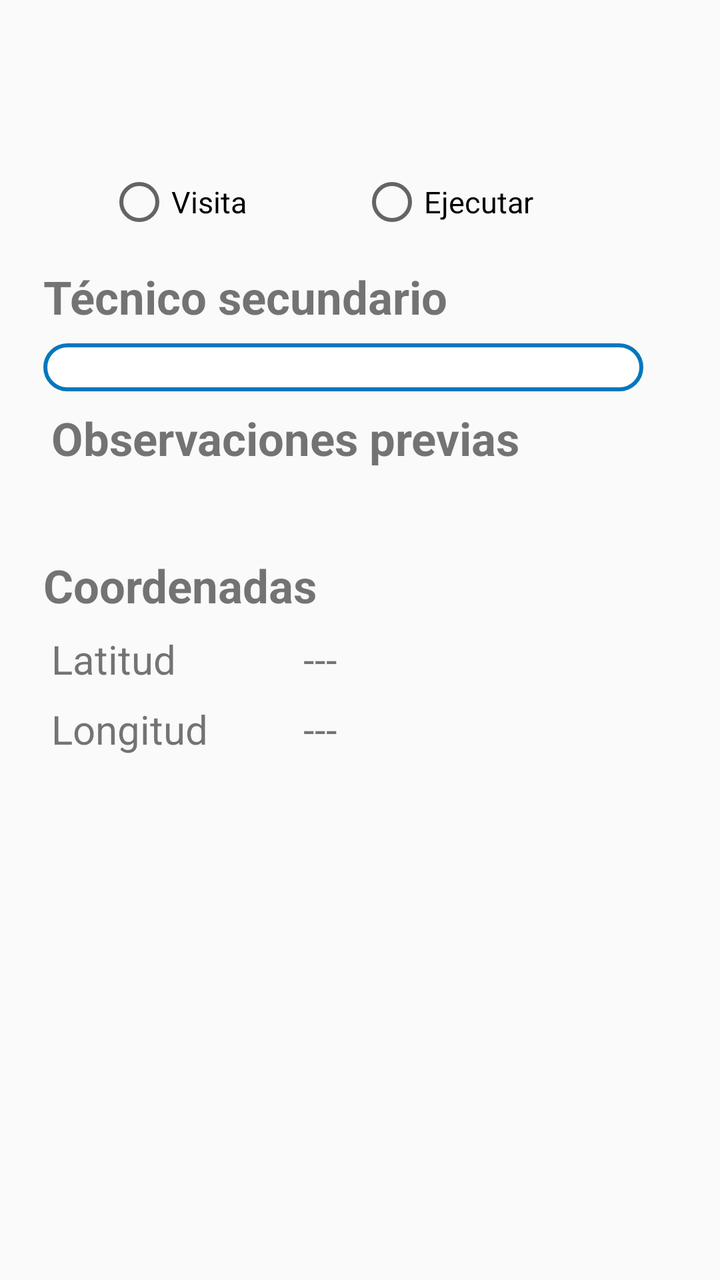
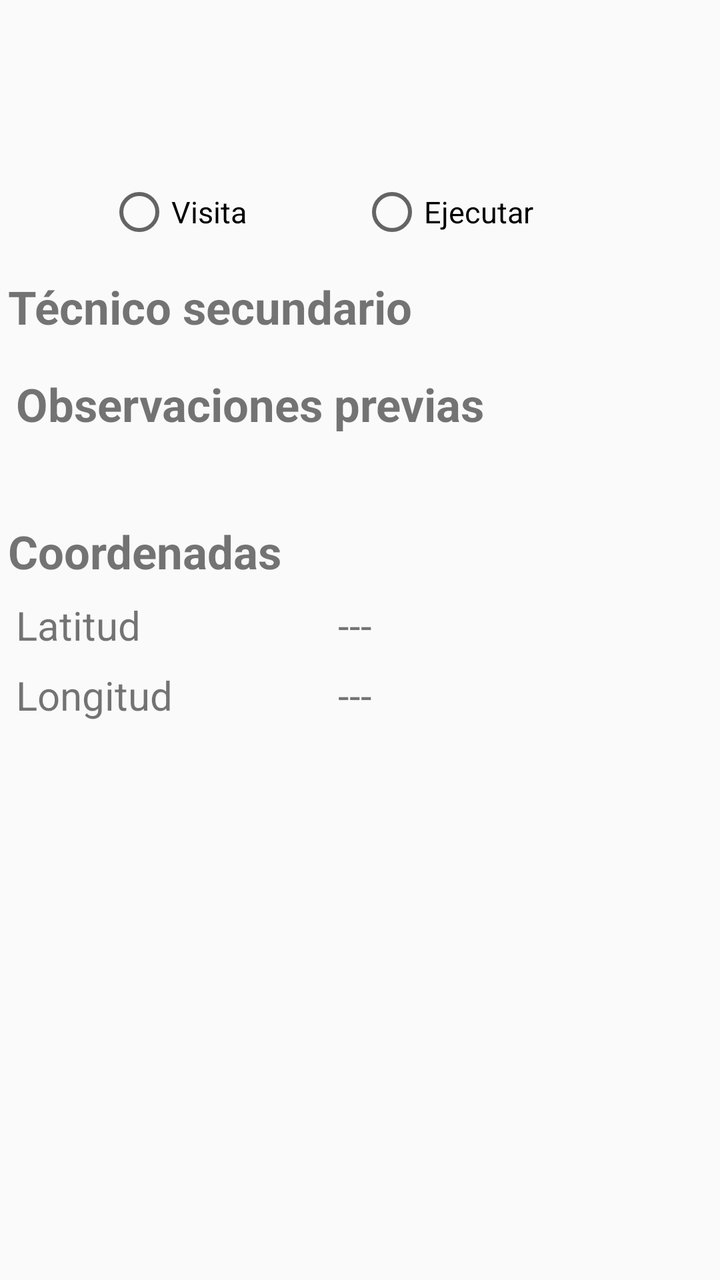

Compare the two renders of this Android layout. The source of the first and the diff that turns it into the second are given below.
<!-- AndroidManifest.xml: application theme AppTheme -->
<!-- res/layout/activity_hora_ordenes.xml -->
<?xml version="1.0" encoding="utf-8"?>
<RelativeLayout xmlns:android="http://schemas.android.com/apk/res/android"
    xmlns:app="http://schemas.android.com/apk/res-auto"
    xmlns:tools="http://schemas.android.com/tools"
    android:layout_width="match_parent"
    android:layout_height="match_parent">

    
<ScrollView
    android:layout_width="match_parent"
    android:layout_height="wrap_content"
    android:layout_marginTop="85dp">
    <android.support.constraint.ConstraintLayout
        android:layout_width="match_parent"
        android:layout_height="match_parent"
        android:paddingBottom="8dp"
        app:layout_constraintBottom_toBottomOf="parent"
        app:layout_constraintEnd_toEndOf="parent"
        app:layout_constraintStart_toStartOf="parent"
        app:layout_constraintTop_toTopOf="parent">

        <RadioGroup
            android:id="@+id/radioGroup"
            android:layout_width="253dp"
            android:layout_height="wrap_content"
            android:layout_marginStart="8dp"
            android:layout_marginEnd="8dp"
            android:orientation="horizontal"
            app:layout_constraintEnd_toEndOf="parent"
            app:layout_constraintStart_toStartOf="parent"
            app:layout_constraintTop_toTopOf="parent">

            <RadioButton
                android:id="@+id/rb_Visita"
                android:layout_width="100dp"
                android:layout_height="wrap_content"
                android:layout_weight="1"
                android:onClick="onRadioButtonClicked"
                android:text="@string/visita"
                android:textSize="@dimen/mediano" />

            <RadioButton
                android:id="@+id/rb_Ejecutada"
                android:layout_width="100dp"
                android:layout_height="wrap_content"
                android:layout_weight="1"
                android:onClick="onRadioButtonClicked"
                android:text="@string/ejecutar"
                android:textSize="@dimen/mediano" />
        </RadioGroup>

        


        

        <android.support.constraint.ConstraintLayout
            android:id="@+id/todo"
            android:layout_width="325dp"
            android:layout_height="325dp"
            android:layout_marginTop="8dp"
            app:layout_constraintEnd_toEndOf="parent"
            app:layout_constraintStart_toStartOf="parent"
            app:layout_constraintTop_toBottomOf="@+id/radioGroup">

            <TextView
                android:id="@+id/tv_textTecSec"
                android:layout_width="250dp"
                android:layout_height="wrap_content"
                android:layout_marginStart="4dp"
                android:layout_marginTop="8dp"
                android:text="@string/tecnicoSecundario"
                android:textSize="@dimen/xl"
                android:textStyle="bold"
                app:layout_constraintStart_toStartOf="parent"
                app:layout_constraintTop_toTopOf="parent" />

            <Spinner
                android:id="@+id/spinnerTecnicoSec"
                android:layout_width="300dp"
                android:layout_height="@dimen/spinnerA"
                android:layout_marginStart="4dp"
                android:layout_marginTop="8dp"
                android:background="@drawable/disenio_spinner"
                app:layout_constraintStart_toStartOf="parent"
                app:layout_constraintTop_toBottomOf="@+id/tv_textTecSec" />

            <TextView
                android:id="@+id/textView19"
                android:layout_width="250dp"
                android:layout_height="wrap_content"
                android:layout_marginStart="8dp"
                android:layout_marginTop="8dp"
                android:text="@string/observacionesPrevias"
                android:textSize="@dimen/xl"
                android:textStyle="bold"
                app:layout_constraintStart_toStartOf="parent"
                app:layout_constraintTop_toBottomOf="@+id/spinnerTecnicoSec" />


            <TextView
                android:id="@+id/tv_Observaciones"
                android:layout_width="match_parent"
                android:layout_height="wrap_content"
                android:layout_marginStart="8dp"
                android:layout_marginTop="8dp"
                android:layout_marginEnd="16dp"
                android:textSize="@dimen/grande"
                app:layout_constraintEnd_toEndOf="parent"
                app:layout_constraintStart_toStartOf="parent"
                app:layout_constraintTop_toBottomOf="@+id/textView19" />

            <android.support.constraint.ConstraintLayout
                android:id="@+id/contraintObservacionesTecnico"
                android:layout_width="320dp"
                android:layout_height="98dp"
                android:layout_marginTop="8dp"
                android:layout_marginBottom="8dp"
                android:visibility="gone"
                app:layout_constraintBottom_toTopOf="@+id/textView21"
                app:layout_constraintEnd_toEndOf="parent"
                app:layout_constraintStart_toStartOf="parent"
                app:layout_constraintTop_toBottomOf="@+id/tv_Observaciones"
                app:layout_constraintVertical_bias="0.12">

                <TextView
                    android:id="@+id/textob"
                    android:layout_width="250dp"
                    android:layout_height="wrap_content"
                    android:layout_marginTop="4dp"
                    android:text="@string/observacionesTecnico"
                    android:textSize="@dimen/xl"
                    android:textStyle="bold"
                    app:layout_constraintStart_toStartOf="parent"
                    app:layout_constraintTop_toTopOf="parent" />

                <EditText
                    android:id="@+id/observaciones_Tecnico"
                    android:layout_width="298dp"
                    android:layout_height="38dp"
                    android:layout_marginStart="2dp"
                    android:layout_marginTop="14dp"
                    android:layout_marginEnd="20dp"
                    android:background="@drawable/contorno"
                    android:inputType="text"
                    android:textSize="20dp"
                    app:layout_constraintEnd_toEndOf="parent"
                    app:layout_constraintStart_toStartOf="parent"
                    app:layout_constraintTop_toBottomOf="@+id/textob" />

            </android.support.constraint.ConstraintLayout>


            <TextView
                android:id="@+id/textView21"
                android:layout_width="250dp"
                android:layout_height="wrap_content"
                android:layout_marginStart="4dp"
                android:layout_marginTop="8dp"
                android:text="@string/coordenadas"
                android:textSize="@dimen/xl"
                android:textStyle="bold"
                app:layout_constraintStart_toStartOf="parent"
                app:layout_constraintTop_toBottomOf="@+id/contraintObservacionesTecnico" />

            <TextView
                android:id="@+id/textView22"
                android:layout_width="100dp"
                android:layout_height="wrap_content"
                android:layout_marginStart="8dp"
                android:layout_marginTop="8dp"
                android:text="@string/latitud"
                android:textSize="@dimen/grande"
                app:layout_constraintStart_toStartOf="parent"
                app:layout_constraintTop_toBottomOf="@+id/textView21" />

            <TextView
                android:id="@+id/textView23"
                android:layout_width="100dp"
                android:layout_height="wrap_content"
                android:layout_marginStart="8dp"
                android:layout_marginTop="8dp"
                android:text="@string/longitud"
                android:textSize="@dimen/grande"
                app:layout_constraintStart_toStartOf="parent"
                app:layout_constraintTop_toBottomOf="@+id/textView22" />

            <TextView
                android:id="@+id/tv_Latitud"
                android:layout_width="175dp"
                android:layout_height="wrap_content"
                android:layout_marginEnd="16dp"
                android:text="---"
                android:textSize="@dimen/grande"
                app:layout_constraintBottom_toBottomOf="@+id/textView22"
                app:layout_constraintEnd_toEndOf="parent"
                app:layout_constraintTop_toTopOf="@+id/textView22" />

            <TextView
                android:id="@+id/tv_Longitud"
                android:layout_width="175dp"
                android:layout_height="wrap_content"
                android:layout_marginEnd="16dp"
                android:text="---"
                android:textSize="@dimen/grande"
                app:layout_constraintBottom_toBottomOf="@+id/textView23"
                app:layout_constraintEnd_toEndOf="parent"
                app:layout_constraintTop_toTopOf="@+id/textView23" />
        </android.support.constraint.ConstraintLayout>
    </android.support.constraint.ConstraintLayout>
</ScrollView>
</RelativeLayout>
<!-- resources referenced by this layout -->
<resources>
  <dimen name="grande">20dp</dimen>
  <dimen name="mediano">15dp</dimen>
  <dimen name="spinnerA">24dp</dimen>
  <dimen name="xl">23dp</dimen>
  <!-- drawable contorno (drawable) -->
  <?xml version="1.0" encoding="utf-8"?>
  <selector xmlns:android="http://schemas.android.com/apk/res/android">
      <item><layer-list>
          <item>
              <shape>
                  <solid
                      android:color="#ffff">
                  </solid>
  
                  <corners android:radius="3dp" />
  
                  <padding
                      android:bottom="10dp"
                      android:left="10dp"
                      android:right="10dp"
                      android:top="10dp" />
                  <stroke
                      android:width="2dp"
                      android:color="#676667"/>
              </shape>
          </item>
  
      </layer-list></item>
  </selector>
  <!-- drawable disenio_spinner (drawable) -->
  <?xml version="1.0" encoding="utf-8"?>
  <selector xmlns:android="http://schemas.android.com/apk/res/android">
          <item>
              <shape>
                  <solid
                      android:color="@color/fondoBlanco">
                  </solid>
  
                  <corners android:radius="15dp" />
  
                  <padding
                      android:bottom="1dp"
                      android:left="2dp"
                      android:right="10dp"
                      android:top="1dp" />
                  <stroke
                      android:width="2dp"
                      android:color="@color/colorPrimary"/>
              </shape>
          </item>
  </selector>
  <string name="coordenadas">Coordenadas</string>
  <string name="ejecutar">Ejecutar</string>
  <string name="latitud">Latitud</string>
  <string name="longitud">Longitud</string>
  <string name="observacionesPrevias">Observaciones previas</string>
  <string name="observacionesTecnico">Observaciones técnico</string>
  <string name="tecnicoSecundario">Técnico secundario</string>
  <string name="visita">Visita</string>
  <style name="AppTheme" parent="Theme.AppCompat.Light.DarkActionBar">
          
          <item name="colorPrimary">@color/colorPrimary</item>
          <item name="colorPrimaryDark">@color/colorPrimaryDark</item>
          <item name="colorAccent">@color/colorAccent</item>
          <item name="android:colorForeground">@android:color/background_dark</item>
      </style>
  <color name="fondoBlanco">#fff</color>
  <color name="colorPrimary">#0277BD</color>
  <color name="colorPrimaryDark">#004C8C</color>
  <color name="colorAccent">#0000FF</color>
</resources>

<!-- the commit's change to res/layout/activity_hora_ordenes.xml (unified diff, before → after) -->
@@ -3,210 +3,222 @@
     xmlns:app="http://schemas.android.com/apk/res-auto"
     xmlns:tools="http://schemas.android.com/tools"
     android:layout_width="match_parent"
-    android:layout_height="match_parent">
+    android:layout_height="wrap_content">
 
     
-<ScrollView
-    android:layout_width="match_parent"
-    android:layout_height="wrap_content"
-    android:layout_marginTop="85dp">
-    <android.support.constraint.ConstraintLayout
+    <ScrollView
         android:layout_width="match_parent"
-        android:layout_height="match_parent"
-        android:paddingBottom="8dp"
-        app:layout_constraintBottom_toBottomOf="parent"
-        app:layout_constraintEnd_toEndOf="parent"
-        app:layout_constraintStart_toStartOf="parent"
-        app:layout_constraintTop_toTopOf="parent">
-
-        <RadioGroup
-            android:id="@+id/radioGroup"
-            android:layout_width="253dp"
+        android:layout_height="wrap_content"
+        android:layout_marginTop="90dp">
+
+        <android.support.constraint.ConstraintLayout
+            android:layout_width="match_parent"
             android:layout_height="wrap_content"
-            android:layout_marginStart="8dp"
-            android:layout_marginEnd="8dp"
-            android:orientation="horizontal"
+            android:paddingBottom="8dp"
+            app:layout_constraintBottom_toBottomOf="parent"
             app:layout_constraintEnd_toEndOf="parent"
             app:layout_constraintStart_toStartOf="parent"
             app:layout_constraintTop_toTopOf="parent">
 
-            <RadioButton
-                android:id="@+id/rb_Visita"
-                android:layout_width="100dp"
-                android:layout_height="wrap_content"
-                android:layout_weight="1"
-                android:onClick="onRadioButtonClicked"
-                android:text="@string/visita"
-                android:textSize="@dimen/mediano" />
-
-            <RadioButton
-                android:id="@+id/rb_Ejecutada"
-                android:layout_width="100dp"
-                android:layout_height="wrap_content"
-                android:layout_weight="1"
-                android:onClick="onRadioButtonClicked"
-                android:text="@string/ejecutar"
-                android:textSize="@dimen/mediano" />
-        </RadioGroup>
-
-        
-
-
-        
-
-        <android.support.constraint.ConstraintLayout
-            android:id="@+id/todo"
-            android:layout_width="325dp"
-            android:layout_height="325dp"
-            android:layout_marginTop="8dp"
-            app:layout_constraintEnd_toEndOf="parent"
-            app:layout_constraintStart_toStartOf="parent"
-            app:layout_constraintTop_toBottomOf="@+id/radioGroup">
-
-            <TextView
-                android:id="@+id/tv_textTecSec"
-                android:layout_width="250dp"
-                android:layout_height="wrap_content"
-                android:layout_marginStart="4dp"
-                android:layout_marginTop="8dp"
-                android:text="@string/tecnicoSecundario"
-                android:textSize="@dimen/xl"
-                android:textStyle="bold"
-                app:layout_constraintStart_toStartOf="parent"
-                app:layout_constraintTop_toTopOf="parent" />
-
-            <Spinner
-                android:id="@+id/spinnerTecnicoSec"
-                android:layout_width="300dp"
-                android:layout_height="@dimen/spinnerA"
-                android:layout_marginStart="4dp"
-                android:layout_marginTop="8dp"
-                android:background="@drawable/disenio_spinner"
-                app:layout_constraintStart_toStartOf="parent"
-                app:layout_constraintTop_toBottomOf="@+id/tv_textTecSec" />
-
-            <TextView
-                android:id="@+id/textView19"
-                android:layout_width="250dp"
+            <RadioGroup
+                android:id="@+id/radioGroup"
+                android:layout_width="253dp"
                 android:layout_height="wrap_content"
                 android:layout_marginStart="8dp"
-                android:layout_marginTop="8dp"
-                android:text="@string/observacionesPrevias"
-                android:textSize="@dimen/xl"
-                android:textStyle="bold"
-                app:layout_constraintStart_toStartOf="parent"
-                app:layout_constraintTop_toBottomOf="@+id/spinnerTecnicoSec" />
-
-
-            <TextView
-                android:id="@+id/tv_Observaciones"
-                android:layout_width="match_parent"
-                android:layout_height="wrap_content"
-                android:layout_marginStart="8dp"
-                android:layout_marginTop="8dp"
-                android:layout_marginEnd="16dp"
-                android:textSize="@dimen/grande"
+                android:layout_marginEnd="8dp"
+                android:orientation="horizontal"
                 app:layout_constraintEnd_toEndOf="parent"
                 app:layout_constraintStart_toStartOf="parent"
-                app:layout_constraintTop_toBottomOf="@+id/textView19" />
+                app:layout_constraintTop_toTopOf="parent">
+
+                <RadioButton
+                    android:id="@+id/rb_Visita"
+                    android:layout_width="100dp"
+                    android:layout_height="wrap_content"
+                    android:layout_weight="1"
+                    android:onClick="onRadioButtonClicked"
+                    android:text="@string/visita"
+                    android:textSize="@dimen/mediano" />
+
+                <RadioButton
+                    android:id="@+id/rb_Ejecutada"
+                    android:layout_width="100dp"
+                    android:layout_height="wrap_content"
+                    android:layout_weight="1"
+                    android:onClick="onRadioButtonClicked"
+                    android:text="@string/ejecutar"
+                    android:textSize="@dimen/mediano" />
+            </RadioGroup>
+
+            
+
+
+            
 
             <android.support.constraint.ConstraintLayout
-                android:id="@+id/contraintObservacionesTecnico"
-                android:layout_width="320dp"
-                android:layout_height="98dp"
+                android:id="@+id/todo"
+                android:layout_width="0dp"
+                android:layout_height="wrap_content"
                 android:layout_marginTop="8dp"
-                android:layout_marginBottom="8dp"
-                android:visibility="gone"
-                app:layout_constraintBottom_toTopOf="@+id/textView21"
                 app:layout_constraintEnd_toEndOf="parent"
                 app:layout_constraintStart_toStartOf="parent"
-                app:layout_constraintTop_toBottomOf="@+id/tv_Observaciones"
-                app:layout_constraintVertical_bias="0.12">
-
-                <TextView
-                    android:id="@+id/textob"
-                    android:layout_width="250dp"
-                    android:layout_height="wrap_content"
-                    android:layout_marginTop="4dp"
-                    android:text="@string/observacionesTecnico"
+                app:layout_constraintTop_toBottomOf="@+id/radioGroup">
+
+                <TextView
+                    android:id="@+id/tv_textTecSec"
+                    android:layout_width="0dp"
+                    android:layout_height="wrap_content"
+                    android:layout_marginStart="4dp"
+                    android:layout_marginTop="8dp"
+                    android:layout_marginEnd="8dp"
+                    android:text="@string/tecnicoSecundario"
                     android:textSize="@dimen/xl"
                     android:textStyle="bold"
+                    app:layout_constraintEnd_toEndOf="parent"
                     app:layout_constraintStart_toStartOf="parent"
                     app:layout_constraintTop_toTopOf="parent" />
 
-                <EditText
-                    android:id="@+id/observaciones_Tecnico"
-                    android:layout_width="298dp"
-                    android:layout_height="38dp"
-                    android:layout_marginStart="2dp"
-                    android:layout_marginTop="14dp"
-                    android:layout_marginEnd="20dp"
-                    android:background="@drawable/contorno"
-                    android:inputType="text"
-                    android:textSize="20dp"
-                    app:layout_constraintEnd_toEndOf="parent"
-                    app:layout_constraintStart_toStartOf="parent"
-                    app:layout_constraintTop_toBottomOf="@+id/textob" />
-
+                <Spinner
+                    android:id="@+id/spinnerTecnicoSec"
+                    android:layout_width="0dp"
+                    android:layout_height="wrap_content"
+                    android:layout_marginStart="4dp"
+                    android:layout_marginTop="8dp"
+                    android:layout_marginEnd="8dp"
+                    android:background="@drawable/disenio_spinner"
+                    app:layout_constraintEnd_toEndOf="parent"
+                    app:layout_constraintStart_toStartOf="parent"
+                    app:layout_constraintTop_toBottomOf="@+id/tv_textTecSec" />
+
+                <TextView
+                    android:id="@+id/textView19"
+                    android:layout_width="0dp"
+                    android:layout_height="wrap_content"
+                    android:layout_marginStart="8dp"
+                    android:layout_marginTop="8dp"
+                    android:layout_marginEnd="8dp"
+                    android:text="@string/observacionesPrevias"
+                    android:textSize="@dimen/xl"
+                    android:textStyle="bold"
+                    app:layout_constraintEnd_toEndOf="parent"
+                    app:layout_constraintStart_toStartOf="parent"
+                    app:layout_constraintTop_toBottomOf="@+id/spinnerTecnicoSec" />
+
+
+                <TextView
+                    android:id="@+id/tv_Observaciones"
+                    android:layout_width="match_parent"
+                    android:layout_height="wrap_content"
+                    android:layout_marginStart="8dp"
+                    android:layout_marginTop="8dp"
+                    android:layout_marginEnd="16dp"
+                    android:textSize="@dimen/grande"
+                    app:layout_constraintEnd_toEndOf="parent"
+                    app:layout_constraintStart_toStartOf="parent"
+                    app:layout_constraintTop_toBottomOf="@+id/textView19" />
+
+                <android.support.constraint.ConstraintLayout
+                    android:id="@+id/contraintObservacionesTecnico"
+                    android:layout_width="0dp"
+                    android:layout_height="wrap_content"
+                    android:layout_marginTop="8dp"
+                    android:layout_marginBottom="8dp"
+                    android:visibility="gone"
+                    app:layout_constraintBottom_toTopOf="@+id/textView21"
+                    app:layout_constraintEnd_toEndOf="parent"
+                    app:layout_constraintStart_toStartOf="parent"
+                    app:layout_constraintTop_toBottomOf="@+id/tv_Observaciones"
+                    app:layout_constraintVertical_bias="0.12">
+
+                    <TextView
+                        android:id="@+id/textob"
+                        android:layout_width="0dp"
+                        android:layout_height="wrap_content"
+                        android:layout_marginStart="8dp"
+                        android:layout_marginTop="4dp"
+                        android:layout_marginEnd="8dp"
+                        android:text="@string/observacionesTecnico"
+                        android:textSize="@dimen/xl"
+                        android:textStyle="bold"
+                        app:layout_constraintEnd_toEndOf="parent"
+                        app:layout_constraintStart_toStartOf="parent"
+                        app:layout_constraintTop_toTopOf="parent" />
+
+                    <EditText
+                        android:id="@+id/observaciones_Tecnico"
+                        android:layout_width="0dp"
+                        android:layout_height="wrap_content"
+                        android:layout_marginStart="2dp"
+                        android:layout_marginTop="14dp"
+                        android:layout_marginEnd="8dp"
+                        android:background="@drawable/contorno"
+                        android:inputType="text"
+                        android:textSize="20dp"
+                        app:layout_constraintEnd_toEndOf="parent"
+                        app:layout_constraintStart_toStartOf="parent"
+                        app:layout_constraintTop_toBottomOf="@+id/textob" />
+
+                </android.support.constraint.ConstraintLayout>
+
+
+                <TextView
+                    android:id="@+id/textView21"
+                    android:layout_width="0dp"
+                    android:layout_height="wrap_content"
+                    android:layout_marginStart="4dp"
+                    android:layout_marginTop="8dp"
+                    android:layout_marginEnd="8dp"
+                    android:text="@string/coordenadas"
+                    android:textSize="@dimen/xl"
+                    android:textStyle="bold"
+                    app:layout_constraintEnd_toEndOf="parent"
+                    app:layout_constraintStart_toStartOf="parent"
+                    app:layout_constraintTop_toBottomOf="@+id/contraintObservacionesTecnico" />
+
+                <TextView
+                    android:id="@+id/textView22"
+                    android:layout_width="100dp"
+                    android:layout_height="wrap_content"
+                    android:layout_marginStart="8dp"
+                    android:layout_marginTop="8dp"
+                    android:text="@string/latitud"
+                    android:textSize="@dimen/grande"
+                    app:layout_constraintStart_toStartOf="parent"
+                    app:layout_constraintTop_toBottomOf="@+id/textView21" />
+
+                <TextView
+                    android:id="@+id/textView23"
+                    android:layout_width="100dp"
+                    android:layout_height="wrap_content"
+                    android:layout_marginStart="8dp"
+                    android:layout_marginTop="8dp"
+                    android:text="@string/longitud"
+                    android:textSize="@dimen/grande"
+                    app:layout_constraintStart_toStartOf="parent"
+                    app:layout_constraintTop_toBottomOf="@+id/tv_Latitud" />
+
+                <TextView
+                    android:id="@+id/tv_Latitud"
+                    android:layout_width="175dp"
+                    android:layout_height="wrap_content"
+                    android:layout_marginEnd="16dp"
+                    android:text="---"
+                    android:textSize="@dimen/grande"
+                    app:layout_constraintBottom_toBottomOf="@+id/textView22"
+                    app:layout_constraintEnd_toEndOf="parent"
+                    app:layout_constraintTop_toTopOf="@+id/textView22" />
+
+                <TextView
+                    android:id="@+id/tv_Longitud"
+                    android:layout_width="175dp"
+                    android:layout_height="wrap_content"
+                    android:layout_marginEnd="16dp"
+                    android:text="---"
+                    android:textSize="@dimen/grande"
+                    app:layout_constraintBottom_toBottomOf="@+id/textView23"
+                    app:layout_constraintEnd_toEndOf="parent"
+                    app:layout_constraintTop_toTopOf="@+id/textView23" />
             </android.support.constraint.ConstraintLayout>
-
-
-            <TextView
-                android:id="@+id/textView21"
-                android:layout_width="250dp"
-                android:layout_height="wrap_content"
-                android:layout_marginStart="4dp"
-                android:layout_marginTop="8dp"
-                android:text="@string/coordenadas"
-                android:textSize="@dimen/xl"
-                android:textStyle="bold"
-                app:layout_constraintStart_toStartOf="parent"
-                app:layout_constraintTop_toBottomOf="@+id/contraintObservacionesTecnico" />
-
-            <TextView
-                android:id="@+id/textView22"
-                android:layout_width="100dp"
-                android:layout_height="wrap_content"
-                android:layout_marginStart="8dp"
-                android:layout_marginTop="8dp"
-                android:text="@string/latitud"
-                android:textSize="@dimen/grande"
-                app:layout_constraintStart_toStartOf="parent"
-                app:layout_constraintTop_toBottomOf="@+id/textView21" />
-
-            <TextView
-                android:id="@+id/textView23"
-                android:layout_width="100dp"
-                android:layout_height="wrap_content"
-                android:layout_marginStart="8dp"
-                android:layout_marginTop="8dp"
-                android:text="@string/longitud"
-                android:textSize="@dimen/grande"
-                app:layout_constraintStart_toStartOf="parent"
-                app:layout_constraintTop_toBottomOf="@+id/textView22" />
-
-            <TextView
-                android:id="@+id/tv_Latitud"
-                android:layout_width="175dp"
-                android:layout_height="wrap_content"
-                android:layout_marginEnd="16dp"
-                android:text="---"
-                android:textSize="@dimen/grande"
-                app:layout_constraintBottom_toBottomOf="@+id/textView22"
-                app:layout_constraintEnd_toEndOf="parent"
-                app:layout_constraintTop_toTopOf="@+id/textView22" />
-
-            <TextView
-                android:id="@+id/tv_Longitud"
-                android:layout_width="175dp"
-                android:layout_height="wrap_content"
-                android:layout_marginEnd="16dp"
-                android:text="---"
-                android:textSize="@dimen/grande"
-                app:layout_constraintBottom_toBottomOf="@+id/textView23"
-                app:layout_constraintEnd_toEndOf="parent"
-                app:layout_constraintTop_toTopOf="@+id/textView23" />
         </android.support.constraint.ConstraintLayout>
-    </android.support.constraint.ConstraintLayout>
-</ScrollView>
+    </ScrollView>
 </RelativeLayout>
<!-- resource entries referenced after the edit -->
@@ -2,7 +2,6 @@
 <resources>
   <dimen name="grande">20dp</dimen>
   <dimen name="mediano">15dp</dimen>
-  <dimen name="spinnerA">24dp</dimen>
   <dimen name="xl">23dp</dimen>
   <!-- drawable contorno (drawable) -->
   <?xml version="1.0" encoding="utf-8"?>
@@ -32,24 +31,24 @@
   <!-- drawable disenio_spinner (drawable) -->
   <?xml version="1.0" encoding="utf-8"?>
   <selector xmlns:android="http://schemas.android.com/apk/res/android">
-          <item>
-              <shape>
-                  <solid
-                      android:color="@color/fondoBlanco">
-                  </solid>
+      <item>
+          <shape>
+              <solid
+                  android:color="@color/fondoBlanco">
+              </solid>
   
-                  <corners android:radius="15dp" />
+              <corners android:radius="15dp" />
   
-                  <padding
-                      android:bottom="1dp"
-                      android:left="2dp"
-                      android:right="10dp"
-                      android:top="1dp" />
-                  <stroke
-                      android:width="2dp"
-                      android:color="@color/colorPrimary"/>
-              </shape>
-          </item>
+              <padding
+                  android:bottom="1dp"
+                  android:left="2dp"
+                  android:right="10dp"
+                  android:top="1dp" />
+              <stroke
+                  android:width="2dp"
+                  android:color="@color/colorPrimary"/>
+          </shape>
+      </item>
   </selector>
   <string name="coordenadas">Coordenadas</string>
   <string name="ejecutar">Ejecutar</string>
